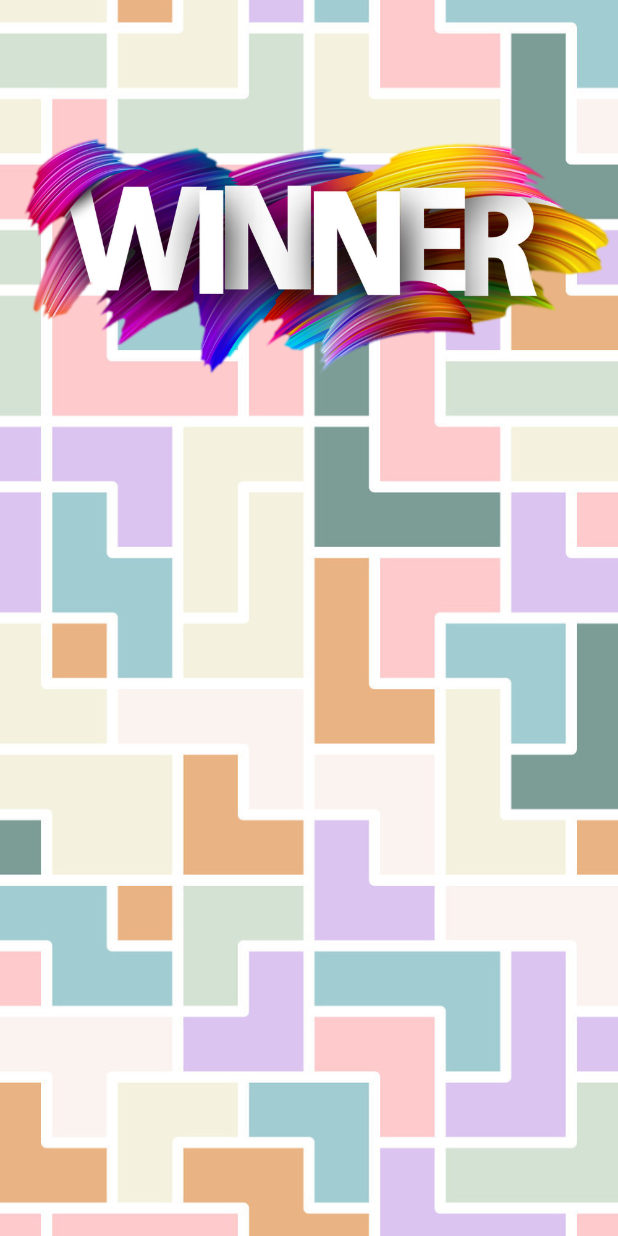
After one commit to kosmas1991/tetris, a Flutter app: the WinOrLoseScreen screen opened directly, on a phone screen of 412 x 824 dp. The commit adds this screen. Run offline on Flutter 3.47's test engine with Material 3 defaults, Android fonts, the phone set to English and light mode, and no system bars; our stand-ins replace cloud_firestore, email_validator, firebase_auth, firebase_core, vibration; accounts and stored records are empty.

Commit message:
first fully(almost) operational

```diff
--- a/lib/screens/lobbyscreen.dart
+++ b/lib/screens/lobbyscreen.dart
@@ -1,7 +1,6 @@
 import 'package:cloud_firestore/cloud_firestore.dart';
 import 'package:firebase_auth/firebase_auth.dart';
 import 'package:flutter/material.dart';
-import 'package:flutter/widgets.dart';
 import 'package:tetris/screens/couchscreen.dart';
 import 'package:tetris/screens/gamescreen.dart';
 import 'package:tetris/screens/login_screen.dart';
--- /dev/null
+++ b/lib/screens/winorlosescreen.dart
@@ -0,0 +1,47 @@
+import 'dart:async';
+
+import 'package:firebase_auth/firebase_auth.dart';
+import 'package:flutter/material.dart';
+import 'package:tetris/screens/lobbyscreen.dart';
+
+class WinOrLoseScreen extends StatefulWidget {
+  final bool isWin;
+  const WinOrLoseScreen({super.key, required this.isWin});
+
+  @override
+  State<WinOrLoseScreen> createState() => _WinOrLoseScreenState();
+}
+
+class _WinOrLoseScreenState extends State<WinOrLoseScreen> {
+  FirebaseAuth auth = FirebaseAuth.instance;
+  @override
+  void initState() {
+    Timer(Duration(seconds: 5), () {
+      Navigator.of(context).push(MaterialPageRoute(
+        builder: (context) => LobbyScreen(user: auth.currentUser!),
+      ));
+    });
+    super.initState();
+  }
+
+  @override
+  Widget build(BuildContext context) {
+    return Scaffold(
+      body: SafeArea(
+        child: Stack(children: [
+          Image.asset(
+            'assets/images/tetris.jpg',
+            fit: BoxFit.fitHeight,
+            height: double.infinity,
+            width: double.infinity,
+          ),
+          Container(
+            child: widget.isWin
+                ? Image.asset('assets/images/winner.png')
+                : Image.asset('assets/images/loser.png'),
+          ),
+        ]),
+      ),
+    );
+  }
+}
--- a/pubspec.yaml
+++ b/pubspec.yaml
@@ -66,6 +66,8 @@ flutter:
   # To add assets to your application, add an assets section, like this:
   assets:
    - assets/images/tetris.jpg
+   - assets/images/winner.png
+   - assets/images/loser.png
   #   - images/a_dot_ham.jpeg
 
   # An image asset can refer to one or more resolution-specific "variants", see
```
Also changed, not shown: lib/screens/gamescreen.dart (+99 -42 lines), assets/images/loser.png (added), assets/images/winner.png (added).
